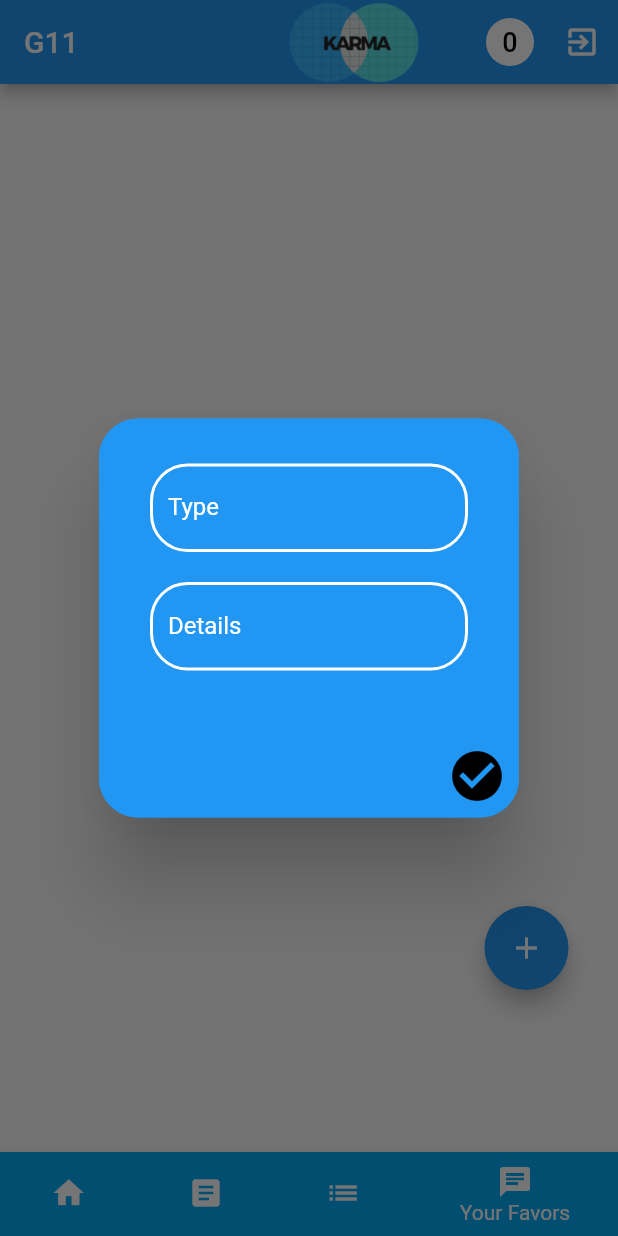
After one commit to laznar/KarmaFlutterG11, a Flutter app: the BottonNavigator screen opened directly, item 4 of the bottom bar chosen, after a tap on the "add" icon, on a phone screen of 412 x 824 dp. The commit adds this screen. Run offline on Flutter 3.47's test engine with Material 2 defaults, Android fonts, the phone set to English and light mode, and no system bars; our stand-ins replace cloud_firestore, firebase_auth, firebase_database, shared_preferences; accounts and stored records are empty.

Commit message:
FavorModel / Firebase_favor todo

```diff
--- a/lib/base_pages/botton_nav.dart
+++ b/lib/base_pages/botton_nav.dart
@@ -1,5 +1,5 @@
 import 'package:KarmaG11/backend/firebase_auth.dart';
-import 'package:KarmaG11/pages/chat_page.dart';
+import 'package:KarmaG11/pages/myfavors_page.dart';
 import 'package:KarmaG11/pages/favor_board_page.dart';
 import 'package:KarmaG11/pages/favor_page.dart';
 import 'package:KarmaG11/pages/home_page.dart';
@@ -23,7 +23,7 @@ class _BottonNavigatorState extends State<BottonNavigator> {
     HomeView(),
     FavorPage(),
     FavorBoard(),
-    ChatPage(),
+    MyFavors(),
   ];
 
   Future<void> _getUserKarma() async {
@@ -64,7 +64,7 @@ class _BottonNavigatorState extends State<BottonNavigator> {
           IconButton(
             icon: new CircleAvatar(
                 backgroundColor: Colors.white,
-                child: Text('$_karmapoints'!=null?'$_karmapoints':'',
+                child: Text('$_karmapoints' != null ? '$_karmapoints' : '',
                     style: TextStyle(
                         color: Colors.black,
                         fontSize: 18.0,
--- /dev/null
+++ b/lib/models/favor_model.dart
@@ -0,0 +1,34 @@
+import 'package:flutter/foundation.dart';
+
+class Favor {
+  final int favorID;
+  final String type;
+  final String details;
+  final int ownerID;
+  final int assignedID;
+
+  Favor(
+      {@required this.favorID,
+      @required this.type,
+      @required this.details,
+      @required this.ownerID,
+      this.assignedID});
+
+  Map<String, dynamic> toMap() {
+    return {
+      'favorID': favorID,
+      'type': type,
+      'details': details,
+      'ownerID': ownerID,
+      'assignedID': assignedID
+    };
+  }
+
+  factory Favor.fromMap(Map<String, dynamic> map) {
+    return Favor(
+        favorID: map['favorID'],
+        type: map['type'],
+        details: map['details'],
+        ownerID: map['ownerID']);
+  }
+}
--- /dev/null
+++ b/lib/pages/myfavors_page.dart
@@ -0,0 +1,166 @@
+import 'package:KarmaG11/backend/firebase_real_time.dart';
+import 'package:firebase_database/firebase_database.dart';
+import 'package:flutter/material.dart';
+
+class MyFavors extends StatefulWidget {
+  @override
+  _MyFavorsState createState() => _MyFavorsState();
+}
+
+class _MyFavorsState extends State<MyFavors> {
+  final controllerTipo = TextEditingController();
+  final controllerEspecificaciones = TextEditingController();
+  void _sendMsg() {
+    sendChatMsg("My Text");
+  }
+
+  @override
+  void initState() {
+    super.initState();
+    print("initState");
+    final FirebaseDatabase database = FirebaseDatabase.instance;
+    databaseReference.child("messages").onChildChanged.listen(_onEntryChanged);
+    databaseReference.child("messages").onChildAdded.listen(_onEntryAdded);
+  }
+
+  void _showFavor() async {
+    return showDialog(
+      builder: (context) {
+        return AlertDialog(
+          shape: RoundedRectangleBorder(
+            side: BorderSide(
+              color: Colors.blue,
+              width: 5.0,
+            ),
+            borderRadius: BorderRadius.circular(26.0),
+          ),
+          backgroundColor: Colors.blue,
+          content: SingleChildScrollView(
+              child: Column(
+            children: [
+              Container(
+                padding: EdgeInsets.all(10),
+                child: TextFormField(
+                  obscureText: false,
+                  keyboardType: TextInputType.text,
+                  controller: this.controllerTipo,
+                  decoration: InputDecoration(
+                    focusedBorder: OutlineInputBorder(
+                      borderRadius: BorderRadius.circular(25.0),
+                      borderSide: BorderSide(color: Colors.black),
+                    ),
+                    enabledBorder: OutlineInputBorder(
+                      borderRadius: BorderRadius.circular(25.0),
+                      borderSide: BorderSide(
+                        color: Colors.white,
+                        width: 2.0,
+                      ),
+                    ),
+                    border: OutlineInputBorder(),
+                    labelText: "Type",
+                    labelStyle: TextStyle(color: Colors.white),
+                    hintText: "Photocopy, Delivery food...",
+                  ),
+                ),
+              ),
+              Container(
+                padding: EdgeInsets.fromLTRB(10, 10, 10, 10),
+                child: TextFormField(
+                  obscureText: false,
+                  keyboardType: TextInputType.text,
+                  controller: this.controllerEspecificaciones,
+                  decoration: InputDecoration(
+                    focusedBorder: OutlineInputBorder(
+                      borderRadius: BorderRadius.circular(25.0),
+                      borderSide: BorderSide(color: Colors.black),
+                    ),
+                    enabledBorder: OutlineInputBorder(
+                      borderRadius: BorderRadius.circular(25.0),
+                      borderSide: BorderSide(
+                        color: Colors.white,
+                        width: 2.0,
+                      ),
+                    ),
+                    border: OutlineInputBorder(),
+                    labelStyle: TextStyle(color: Colors.white),
+                    labelText: "Details",
+                    hintText: "Address, info ",
+                  ),
+                ),
+              ),
+            ],
+          )),
+          actions: <Widget>[
+            Column(
+              children: [
+                IconButton(
+                    color: Colors.black,
+                    icon: Icon(
+                      Icons.check_circle,
+                      size: 40,
+                    ),
+                    onPressed: () {
+                      if (this.controllerEspecificaciones.text != "" &&
+                          this.controllerTipo.text != "") {
+                        Navigator.of(context).pop();
+                        // metodo que agregar el favor
+                      } else {
+                        new AlertDialog(
+                          title: Text(
+                            "Favor",
+                            style: TextStyle(
+                                color: Colors.blue,
+                                fontWeight: FontWeight.w500,
+                                fontSize: 30),
+                          ),
+                          content: Text("Information is missing"),
+                          actions: <Widget>[
+                            RaisedButton(
+                                textColor: Colors.white,
+                                color: Colors.blue,
+                                child: Text(
+                                  'OK',
+                                  style: TextStyle(
+                                    fontSize: 18.0,
+                                  ),
+                                ),
+                                onPressed: () {
+                                  Navigator.of(context).pop();
+                                })
+                          ],
+                        );
+                      }
+                    })
+              ],
+            )
+          ],
+        );
+      },
+      context: context,
+    );
+  }
+
+  void _addFavor() {}
+  _onEntryAdded(Event event) {
+    print("Somethig was added");
+  }
+
+  _onEntryChanged(Event event) {
+    print("Somethig changed");
+  }
+
+  @override
+  Widget build(BuildContext context) {
+    return Center(
+        child: Container(
+      margin: EdgeInsets.fromLTRB(300, 450, 10, 10),
+      child: FloatingActionButton(
+        tooltip: 'Add favor',
+        child: Icon(Icons.add),
+        onPressed: () {
+          _showFavor();
+        },
+      ),
+    ));
+  }
+}
```
Also changed, not shown: lib/backend/firebase_favor.dart (added, +31 -0 lines), lib/pages/chat_page.dart (deleted, +0 -188 lines).
